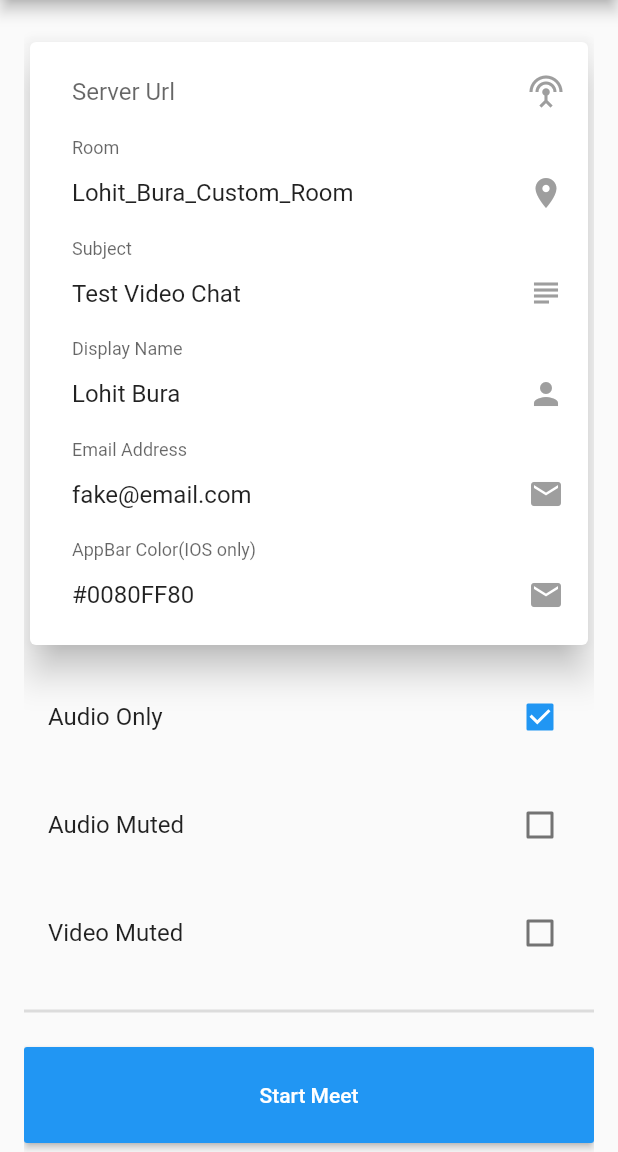
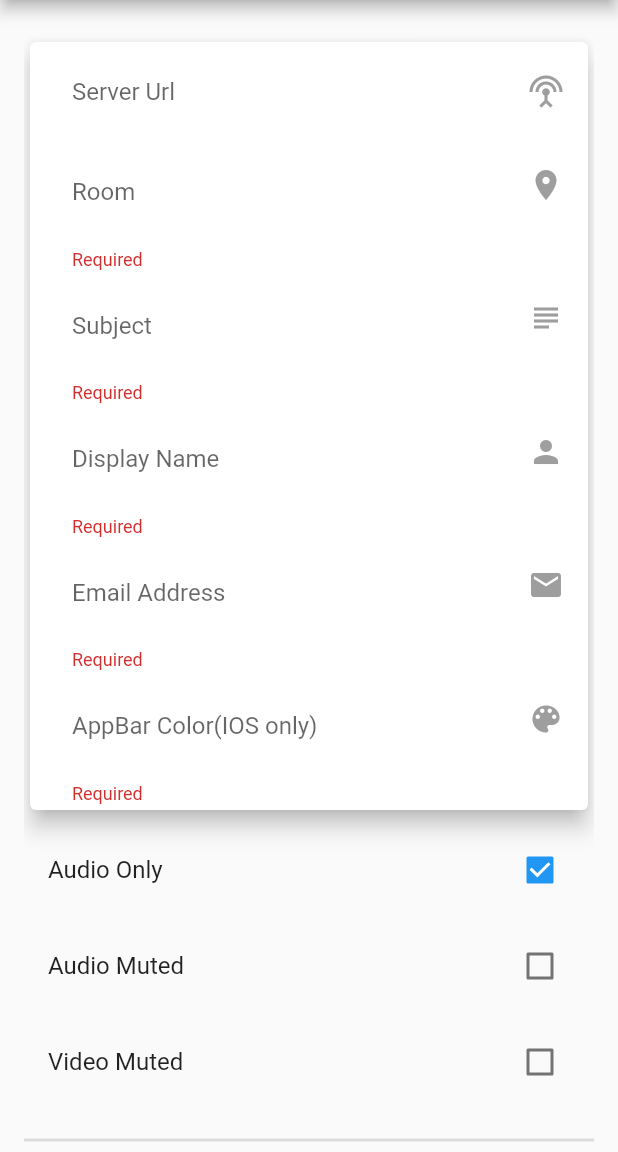
Before and after one commit to lohitbura/video_meet, a Flutter app: the screen it shows after launch, after a tap on "Start Meet", on a phone screen of 412 x 824 dp, the part 84-1236 px from its top. Run offline on Flutter 3.47's test engine with Material 2 defaults, Android fonts, the phone set to English and light mode, and no system bars; missing offline and left inert: jitsi_meet.

Commit message:
Improved Design

```diff
--- a/lib/main.dart
+++ b/lib/main.dart
@@ -16,14 +16,15 @@ class MyApp extends StatefulWidget {
 
 class _MyAppState extends State<MyApp> {
   final serverText = TextEditingController();
-  final roomText = TextEditingController(text: "Lohit_Bura_Custom_Room");
-  final subjectText = TextEditingController(text: "Test Video Chat");
-  final nameText = TextEditingController(text: "Lohit Bura");
-  final emailText = TextEditingController(text: "fake@email.com");
-  final iosAppBarRGBAColor = TextEditingController(text: "#0080FF80");//transparent blue
+  final roomText = TextEditingController();
+  final subjectText = TextEditingController();
+  final nameText = TextEditingController();
+  final emailText = TextEditingController();
+  final iosAppBarRGBAColor = TextEditingController();//transparent blue
   var isAudioOnly = true;
   var isAudioMuted = false;
   var isVideoMuted = false;
+  var _formKey = GlobalKey<FormState>();
 
   @override
   void initState() {
@@ -54,13 +55,15 @@ class _MyAppState extends State<MyApp> {
             horizontal: 16.0,
           ),
           child: SingleChildScrollView(
-            child: Column(
+            child: Form(
+              key: _formKey,
+              child: Column(
               children: <Widget>[
                 SizedBox(
                   height: 24.0,
                 ),
                 Card(
-                  elevation: 10   ,
+                  elevation: 6,
                   child: Column(
                     children: <Widget>[
                       ListTile(
@@ -82,6 +85,12 @@ class _MyAppState extends State<MyApp> {
                       ),
                       ListTile(
                         title: TextFormField(
+                          validator: (value) {
+                            if (value.isEmpty) {
+                              return 'Required';
+                            }
+                            return null;
+                          },
                           controller: roomText,
                           decoration: InputDecoration(
                               border:  OutlineInputBorder(
@@ -99,6 +108,12 @@ class _MyAppState extends State<MyApp> {
                       ),
                       ListTile(
                         title: TextFormField(
+                          validator: (value) {
+                            if (value.isEmpty) {
+                              return 'Required';
+                            }
+                            return null;
+                          },
                           controller: subjectText,
                           decoration: InputDecoration(
                               border:  OutlineInputBorder(
@@ -115,6 +130,12 @@ class _MyAppState extends State<MyApp> {
                       ),
                       ListTile(
                         title: TextFormField(
+                          validator: (value) {
+                            if (value.isEmpty) {
+                              return 'Required';
+                            }
+                            return null;
+                          },
                           controller: nameText,
                           decoration: InputDecoration(
                               border:  OutlineInputBorder(
@@ -131,6 +152,12 @@ class _MyAppState extends State<MyApp> {
                       ),
                       ListTile(
                         title: TextFormField(
+                          validator: (value) {
+                            if (value.isEmpty) {
+                              return 'Required';
+                            }
+                            return null;
+                          },
                           controller: emailText,
                           decoration: InputDecoration(
                               border:  OutlineInputBorder(
@@ -147,6 +174,12 @@ class _MyAppState extends State<MyApp> {
                       ),
                       ListTile(
                         title: TextFormField(
+                          validator: (value) {
+                            if (value.isEmpty) {
+                              return 'Required';
+                            }
+                            return null;
+                          },
                           controller: iosAppBarRGBAColor,
                           decoration: InputDecoration(
                               border:  OutlineInputBorder(
@@ -160,13 +193,13 @@ class _MyAppState extends State<MyApp> {
                           ),
 
                         ),
-                        trailing: Icon(Icons.email, color: Colors.grey,),
+                        trailing: Icon(Icons.color_lens, color: Colors.grey,),
                       ),
                     ],
                   ),
                 ),
                 SizedBox(
-                  height: 16.0,
+                  height: 8.0,
                 ),
                 CheckboxListTile(
                   title: Text("Audio Only"),
@@ -174,7 +207,7 @@ class _MyAppState extends State<MyApp> {
                   onChanged: _onAudioOnlyChanged,
                 ),
                 SizedBox(
-                  height: 16.0,
+                  height: 8.0,
                 ),
                 CheckboxListTile(
                   title: Text("Audio Muted"),
@@ -182,7 +215,7 @@ class _MyAppState extends State<MyApp> {
                   onChanged: _onAudioMutedChanged,
                 ),
                 SizedBox(
-                  height: 16.0,
+                  height: 8.0,
                 ),
                 CheckboxListTile(
                   title: Text("Video Muted"),
@@ -198,6 +231,9 @@ class _MyAppState extends State<MyApp> {
                   width: double.maxFinite,
                   child: RaisedButton(
                     onPressed: () {
+                      if (!_formKey.currentState.validate()) {
+                        return;
+                      }
                       _joinMeeting();
                     },
                     child: Text(
@@ -211,6 +247,7 @@ class _MyAppState extends State<MyApp> {
                   height: 48.0,
                 ),
               ],
+            ),
             ),
           ),
         ),
```
